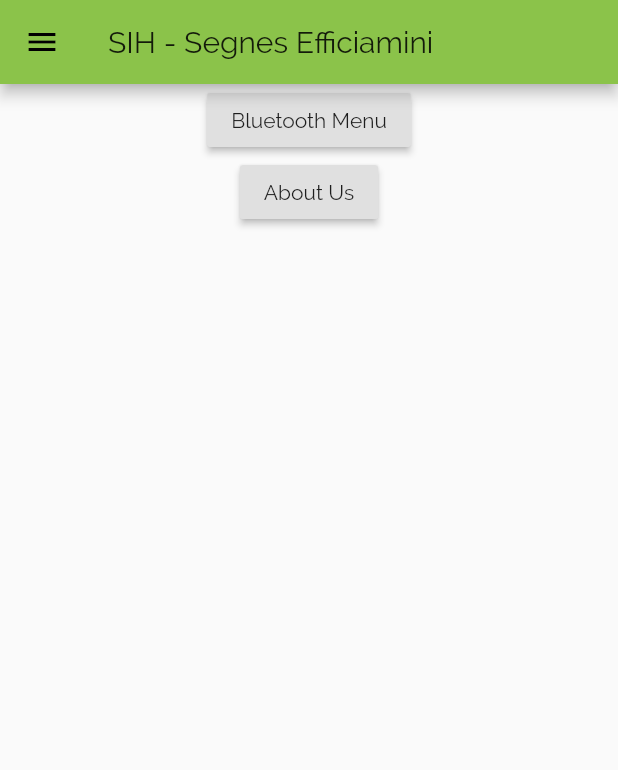
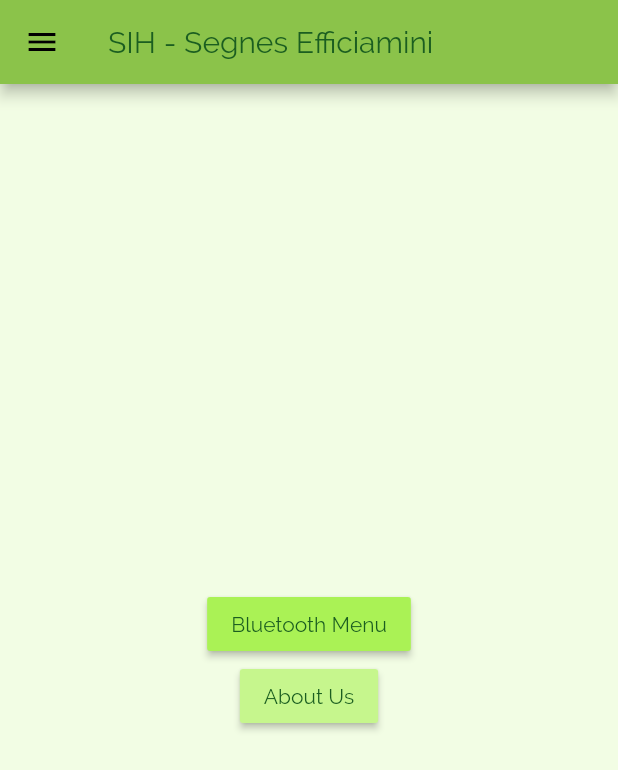
Before and after one commit to an7agon1st/sih_app, a Flutter app: the screen it shows after launch, on a phone screen of 412 x 824 dp. Shown: the top 770 px of the screen. Run offline on Flutter 3.47's test engine with Material 2 defaults, Android fonts, the phone set to English and light mode, and no system bars; our stand-ins replace flutter_bluetooth_serial.

Commit message:
Polished UI/UX

```diff
--- a/lib/main.dart
+++ b/lib/main.dart
@@ -10,11 +10,19 @@ class SIHApp extends StatelessWidget {
   @override
   Widget build(BuildContext context) {
     return MaterialApp(
-      theme: ThemeData(
-        primarySwatch: Colors.lightGreen,
-        fontFamily: 'Raleway',
-      ),
-      home: HomePage()
-    );
+        theme: ThemeData(
+          primarySwatch: Colors.lightGreen,
+          fontFamily: 'Raleway',
+          buttonColor: Color(0xffc6f68d),
+          disabledColor: Color(0xff09af00),
+          // primaryTextTheme: TextTheme(),
+          scaffoldBackgroundColor: Color(0xfff2fde4),
+          textTheme: TextTheme(
+            title: TextStyle(
+              color: Color(0xff1B5E20),
+            ),
+          ),
+        ),
+        home: HomePage());
   }
 }
--- a/lib/pages/home.dart
+++ b/lib/pages/home.dart
@@ -7,39 +7,64 @@ class HomePage extends StatelessWidget {
   @override
   Widget build(BuildContext context) {
     return Scaffold(
+      backgroundColor: Color(0xfff2fde4),
       drawer: Drawer(
+        child: Container(
+          color: Color(0XffF1F8E9),
           child: Column(
             children: <Widget>[
               AppBar(
                 automaticallyImplyLeading: false,
-              title: Text('SIH App'),
+                title: Text(
+                  'SIH App',
+                  style: TextStyle(
+                    color: Color(0xff1B5E20),
                   ),
-            ListTile(
+                ),
+              ),
+              Container(color: Color(0xffc6f68d),
+                child: ListTile(
                   title: Text('Bluetooth Menu'),
                   onTap: () {
-                Navigator.push(context, MaterialPageRoute(builder: (context) {
+                    Navigator.push(context,
+                        MaterialPageRoute(builder: (context) {
                       return MyApp();
                     }));
                   },
                 ),
-            ListTile(
+              ),
+              Container(
+                color: Color(0xffdefabb),
+                child: ListTile(
                   title: Text('About Us'),
                   onTap: () {
-                Navigator.push(context, MaterialPageRoute(builder: (context) {
+                    Navigator.push(context,
+                        MaterialPageRoute(builder: (context) {
                       return AboutUsPage();
                     }));
                   },
+                ),
               )
             ],
           ),
         ),
+      ),
       appBar: AppBar(
-        title: Text('SIH - Segnes Efficiamini'),
+        title: Text(
+          'SIH - Segnes Efficiamini',
+          style: TextStyle(
+            color: Color(0xff1B5E20),
+          ),
+        ),
       ),
       body: Center(
         child: Column(
+          crossAxisAlignment: CrossAxisAlignment.center,
+          mainAxisAlignment: MainAxisAlignment.center,
           children: <Widget>[
             RaisedButton(
+              color: Color(0xffaaf255),
+              textColor: Color(0xff1B5E20),
               child: Text('Bluetooth Menu'),
               onPressed: () {
                 return Navigator.push(context,
@@ -49,6 +74,8 @@ class HomePage extends StatelessWidget {
               },
             ),
             RaisedButton(
+              color: Color(0xffc6f68d),
+              textColor: Color(0xff1B5E20),
               child: Text('About Us'),
               onPressed: () {
                 return Navigator.push(context,
```
Lines whose indentation alone changed are shown as unchanged.
